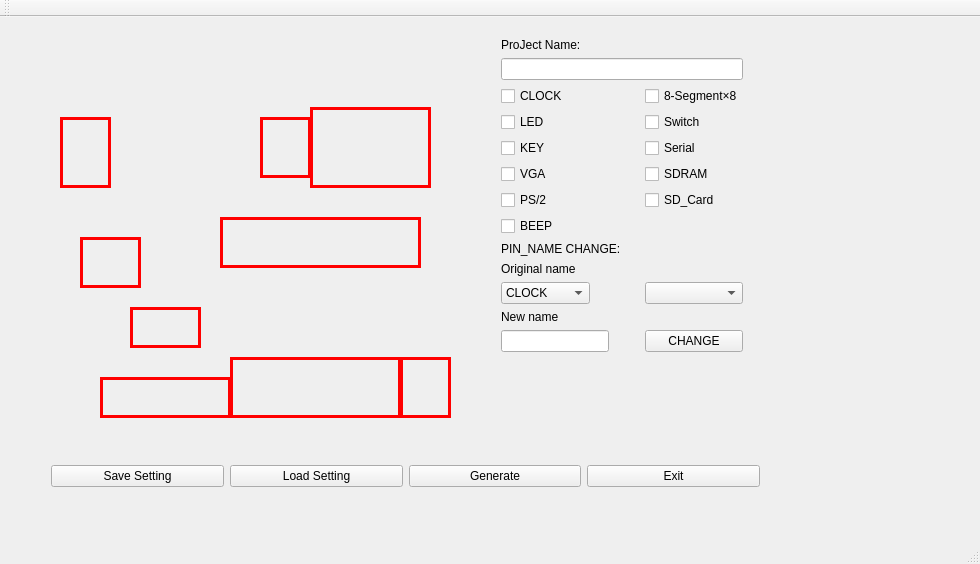
Qt form mainwindow.ui (z1412247644/HDU_FPGA_Cyclone10LP_PIN) before a commit.
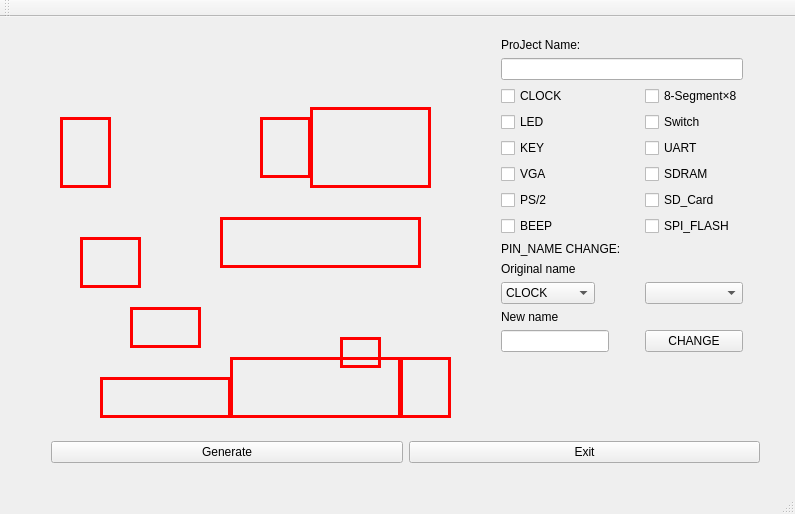
The same form after that commit. Icons and pictures are not drawn.

```diff
--- a/mainwindow.ui
+++ b/mainwindow.ui
@@ -6,10 +6,16 @@
    <rect>
     <x>0</x>
     <y>0</y>
-    <width>980</width>
-    <height>564</height>
+    <width>795</width>
+    <height>514</height>
    </rect>
   </property>
+  <property name="sizePolicy">
+   <sizepolicy hsizetype="Maximum" vsizetype="Preferred">
+    <horstretch>14</horstretch>
+    <verstretch>0</verstretch>
+   </sizepolicy>
+  </property>
   <property name="windowTitle">
    <string>MainWindow</string>
   </property>
@@ -19,7 +25,7 @@
      <rect>
       <x>490</x>
       <y>10</y>
-      <width>291</width>
+      <width>281</width>
       <height>431</height>
      </rect>
     </property>
@@ -97,7 +103,7 @@
      <item row="6" column="1">
       <widget class="QCheckBox" name="CB_Serial">
        <property name="text">
-        <string>Serial</string>
+        <string>UART</string>
        </property>
       </widget>
      </item>
@@ -192,16 +198,26 @@
          <string>UART</string>
         </property>
        </item>
-       <item>
-        <property name="text">
-         <string>SDRAM</string>
-        </property>
-       </item>
        <item>
         <property name="text">
          <string>SD_CARD</string>
         </property>
        </item>
+       <item>
+        <property name="text">
+         <string>SPI_FLASH</string>
+        </property>
+       </item>
+       <item>
+        <property name="text">
+         <string>BEEP</string>
+        </property>
+       </item>
+       <item>
+        <property name="text">
+         <string>SDRAM</string>
+        </property>
+       </item>
       </widget>
      </item>
      <item row="13" column="1">
@@ -210,17 +226,20 @@
         <bool>true</bool>
        </property>
        <property name="sizePolicy">
-        <sizepolicy hsizetype="Preferred" vsizetype="Fixed">
-         <horstretch>9</horstretch>
+        <sizepolicy hsizetype="Maximum" vsizetype="Fixed">
+         <horstretch>0</horstretch>
          <verstretch>0</verstretch>
         </sizepolicy>
        </property>
        <property name="maximumSize">
         <size>
-         <width>138</width>
-         <height>100</height>
+         <width>1000</width>
+         <height>10000</height>
         </size>
        </property>
+       <property name="contextMenuPolicy">
+        <enum>Qt::ActionsContextMenu</enum>
+       </property>
       </widget>
      </item>
      <item row="14" column="0">
@@ -240,6 +259,13 @@
        </property>
       </widget>
      </item>
+     <item row="10" column="1">
+      <widget class="QCheckBox" name="CB_FLASH">
+       <property name="text">
+        <string>SPI_FLASH</string>
+       </property>
+      </widget>
+     </item>
     </layout>
    </widget>
    <widget class="QLabel" name="label_main">
@@ -284,26 +310,12 @@
     <property name="geometry">
      <rect>
       <x>40</x>
-      <y>430</y>
+      <y>410</y>
       <width>731</width>
-      <height>58</height>
+      <height>51</height>
      </rect>
     </property>
     <layout class="QHBoxLayout" name="horizontalLayout">
-     <item>
-      <widget class="QPushButton" name="PB_save">
-       <property name="text">
-        <string>Save Setting</string>
-       </property>
-      </widget>
-     </item>
-     <item>
-      <widget class="QPushButton" name="PB_load">
-       <property name="text">
-        <string>Load Setting</string>
-       </property>
-      </widget>
-     </item>
      <item>
       <widget class="QPushButton" name="PB_generate">
        <property name="text">
@@ -593,13 +605,31 @@
      <string/>
     </property>
    </widget>
+   <widget class="QLabel" name="Rect_FLASH">
+    <property name="geometry">
+     <rect>
+      <x>340</x>
+      <y>320</y>
+      <width>41</width>
+      <height>31</height>
+     </rect>
+    </property>
+    <property name="styleSheet">
+     <string notr="true">border-width: 3px;
+border-style: solid;
+border-color: rgb(255, 0, 0)</string>
+    </property>
+    <property name="text">
+     <string/>
+    </property>
+   </widget>
   </widget>
   <widget class="QMenuBar" name="menuBar">
    <property name="geometry">
     <rect>
      <x>0</x>
      <y>0</y>
-     <width>980</width>
+     <width>795</width>
      <height>23</height>
     </rect>
    </property>
```
